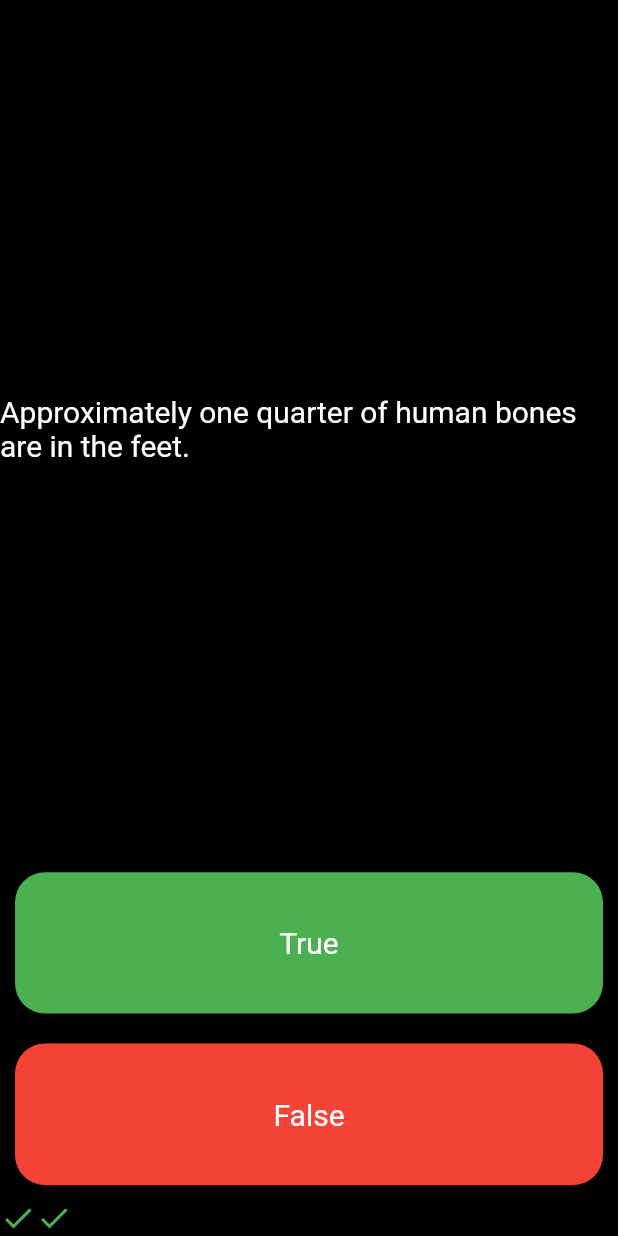
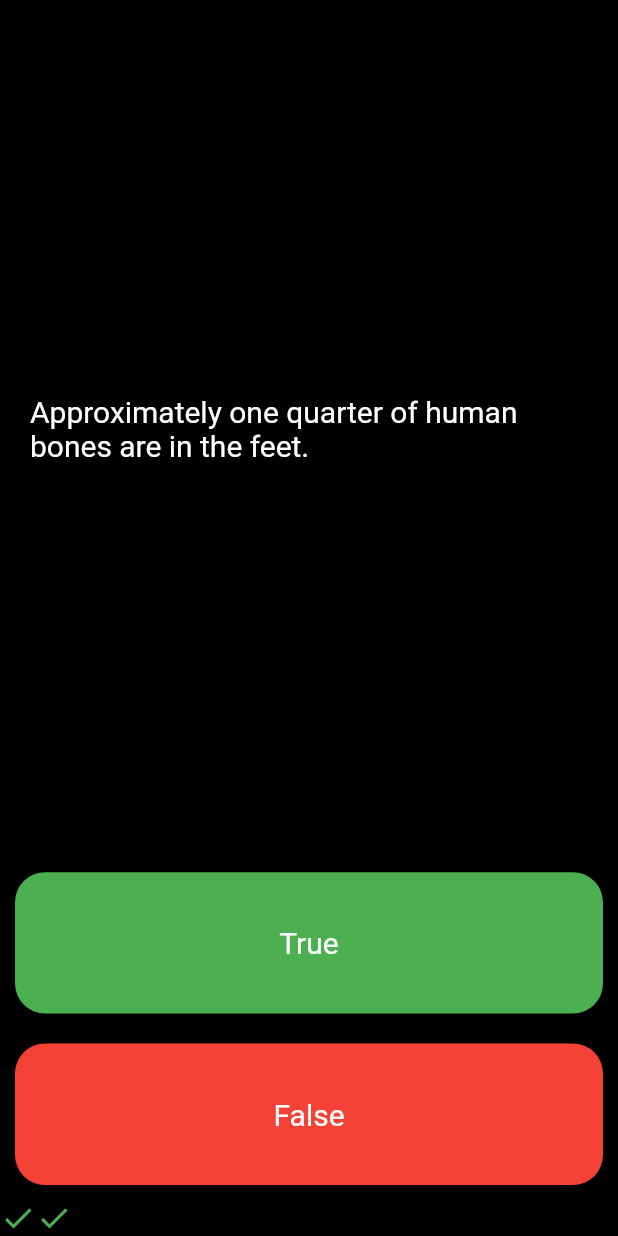
Before and after one commit to hassan-ahmed90/MCQ-s-Quiz-App, a Flutter app: the screen it shows after launch, after a tap on "True", after a tap on "False", on a phone screen of 412 x 824 dp. Run offline on Flutter 3.47's test engine with Material 2 defaults, Android fonts, the light colour scheme and no system bars; our stand-ins replace rflutter_alert.

Commit message:
2nd Commit

```diff
--- a/lib/main.dart
+++ b/lib/main.dart
@@ -11,6 +11,7 @@ class MyApp extends StatelessWidget {
   @override
   Widget build(BuildContext context) {
     return MaterialApp(
+      debugShowCheckedModeBanner: false,
       theme: ThemeData.dark(),
       home: QuizPage(),
     );
--- a/lib/quiz_brain.dart
+++ b/lib/quiz_brain.dart
@@ -42,4 +42,15 @@ class QuizBrain{
   bool getAnswers(){
     return _questionBank[_questionNo].questionAns!;
   }
+  bool isFinished(){
+    if(_questionNo>=_questionBank.length-1){
+      return true;
+    }
+    else{
+      return false;
+    }
+  }
+  void reset(){
+    _questionNo=0;
+  }
 }
--- a/lib/quiz_page.dart
+++ b/lib/quiz_page.dart
@@ -1,5 +1,5 @@
-import 'dart:html';
 
+import 'package:rflutter_alert/rflutter_alert.dart';
 import 'package:flutter/material.dart';
 import 'package:mcqs_app/quiz_brain.dart';
 
@@ -10,8 +10,42 @@ class QuizPage extends StatefulWidget {
 }
 class _QuizPageState extends State<QuizPage> {
   QuizBrain brain = QuizBrain();
+  List <Icon> scoreKeeper=[];
+  void check(bool userAns){
+    bool correctAns= brain.getAnswers();
+    if(brain.isFinished()==true){
+      Alert(
+        context: context,
+        type: AlertType.error,
+        title: "Finished",
+        desc: "You have reached end of the Quiz.",
+        buttons: [
+          DialogButton(
+            child: Text(
+              "Cancel",
+              style: TextStyle(color: Colors.white, fontSize: 20),
+            ),
+            onPressed: () => Navigator.pop(context),
+            width: 120,
+          )
+        ],
+      ).show();
+      brain.reset();
+      scoreKeeper=[];
 
-  List <Icon> scoreKeeper=[];
+    }else{
+      setState(() {
+        if(userAns==correctAns){
+          scoreKeeper.add(Icon(Icons.check,color: Colors.green,));
+        }
+        else{
+          scoreKeeper.add(Icon(Icons.close,color: Colors.red,));
+        }
+        brain.nextQuestion();
+
+      });
+    }
+  }
   @override
   Widget build(BuildContext context) {
     return Scaffold(
@@ -22,6 +56,8 @@ class _QuizPageState extends State<QuizPage> {
         children: [
           Expanded(
               flex: 5,
+              child: Padding(
+                padding: EdgeInsets.symmetric(horizontal: 20),
                 child: Container(
                   color: Colors.black,
                   child: Center(
@@ -30,23 +66,14 @@ class _QuizPageState extends State<QuizPage> {
                       style: TextStyle(fontSize: 20, color: Colors.white),
                     ),
                   ),
+                ),
               )),
           Expanded(
               child: Padding(
             padding: EdgeInsets.all(10),
             child: InkWell(
               onTap: () {
-                bool correctAns= brain.getAnswers();
-                if(correctAns==true){
-                  scoreKeeper.add(Icon(Icons.check,color: Colors.green,));
-                }
-                else{
-                  scoreKeeper.add(Icon(Icons.close,color: Colors.red,));
-                }
-                setState(() {
-                  brain.nextQuestion();
-
-                });
+                check(true);
               },
               child: Container(
                 decoration: BoxDecoration(
@@ -66,16 +93,7 @@ class _QuizPageState extends State<QuizPage> {
             padding: EdgeInsets.all(10),
             child: InkWell(
               onTap: () {
-                bool correctAns= brain.getAnswers();
-                if(correctAns==false){
-                  scoreKeeper.add(Icon(Icons.check,color: Colors.green,));
-                }
-                else{
-                  scoreKeeper.add(Icon(Icons.close,color: Colors.red,));
-                }
-                setState(() {
-                  brain.nextQuestion();
-                });
+               check(false);
               },
               child: Container(
                 decoration: BoxDecoration(
--- a/pubspec.yaml
+++ b/pubspec.yaml
@@ -46,13 +46,13 @@ dev_dependencies:
   # package. See that file for information about deactivating specific lint
   # rules and activating additional ones.
   flutter_lints: ^2.0.0
+  rflutter_alert: ^2.0.7
 
 # For information on the generic Dart part of this file, see the
 # following page: https://dart.dev/tools/pub/pubspec
 
 # The following section is specific to Flutter packages.
 flutter:
-
   # The following line ensures that the Material Icons font is
   # included with your application, so that you can use the icons in
   # the material Icons class.
```
Also changed, not shown: pubspec.lock. Lines whose indentation alone changed are shown as unchanged.
